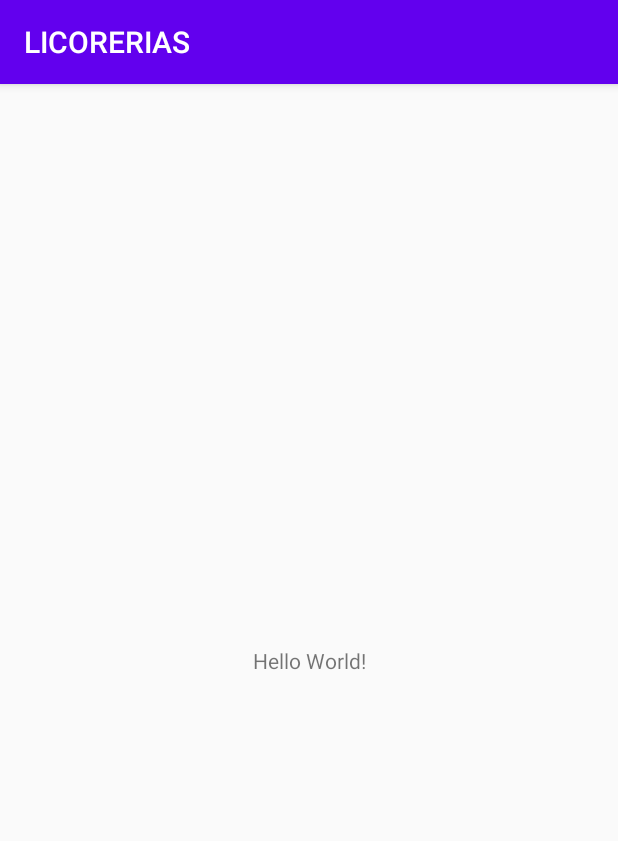
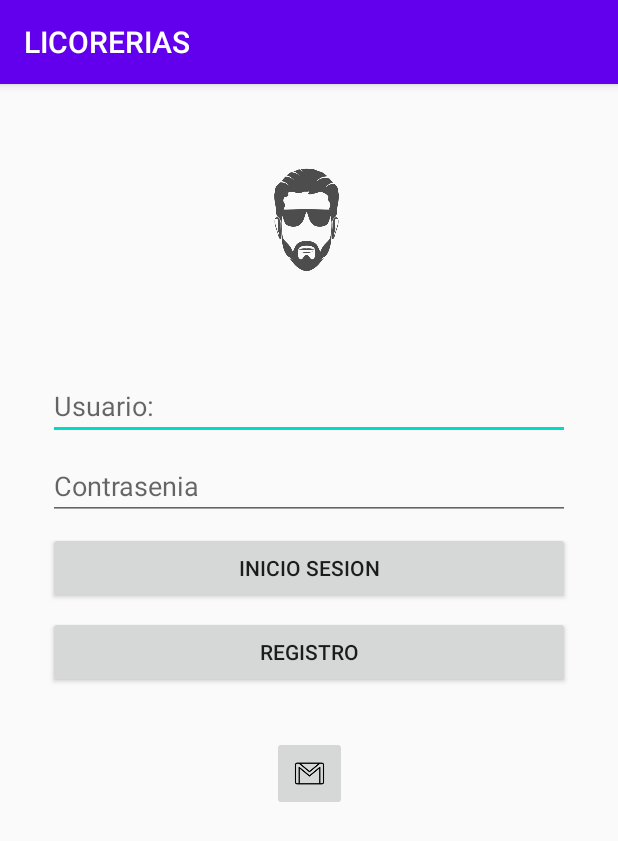
Before and after one commit to DannysCord/LICORERIAS, an Android app: the screen it shows after launch (MainActivity before the commit, Login after it), on a phone screen of 412 x 824 dp. Shown: the top 841 px of the screen. Run offline under Robolectric (Android 15) with nearby library versions, the phone set to English and light mode, and no system bars.

Commit message:
Tercera VERSION DEL REPOSITORIO DEL PROYECTO FINAL

```diff
--- a/app/src/main/AndroidManifest.xml
+++ b/app/src/main/AndroidManifest.xml
@@ -9,7 +9,7 @@
         android:roundIcon="@mipmap/ic_launcher_round"
         android:supportsRtl="true"
         android:theme="@style/AppTheme">
-        <activity android:name=".MainActivity">
+        <activity android:name=".Login">
             <intent-filter>
                 <action android:name="android.intent.action.MAIN" />
 
--- /dev/null
+++ b/app/src/main/java/com/example/licorerias/Login.java
@@ -0,0 +1,14 @@
+package com.example.licorerias;
+
+import androidx.appcompat.app.AppCompatActivity;
+
+import android.os.Bundle;
+
+public class Login extends AppCompatActivity {
+
+    @Override
+    protected void onCreate(Bundle savedInstanceState) {
+        super.onCreate(savedInstanceState);
+        setContentView(R.layout.activity_login);
+    }
+}
--- /dev/null
+++ b/app/src/main/res/layout/activity_login.xml
@@ -0,0 +1,99 @@
+<?xml version="1.0" encoding="utf-8"?>
+<androidx.constraintlayout.widget.ConstraintLayout xmlns:android="http://schemas.android.com/apk/res/android"
+    xmlns:app="http://schemas.android.com/apk/res-auto"
+    xmlns:tools="http://schemas.android.com/tools"
+    android:layout_width="match_parent"
+    android:layout_height="match_parent"
+    tools:context=".Login">
+
+    <ImageView
+        android:id="@+id/imageView"
+        android:layout_width="120dp"
+        android:layout_height="120dp"
+        android:layout_marginTop="32dp"
+        app:layout_constraintEnd_toEndOf="parent"
+        app:layout_constraintHorizontal_bias="0.498"
+        app:layout_constraintStart_toStartOf="parent"
+        app:layout_constraintTop_toTopOf="parent"
+        app:srcCompat="@drawable/Log" />
+
+    <EditText
+        android:id="@+id/txtUsuario"
+        android:layout_width="match_parent"
+        android:layout_height="wrap_content"
+        android:layout_marginStart="32dp"
+        android:layout_marginLeft="32dp"
+        android:layout_marginTop="40dp"
+        android:layout_marginEnd="32dp"
+        android:layout_marginRight="32dp"
+        android:ems="10"
+        android:hint="Usuario:"
+        android:inputType="textPersonName"
+        android:text="@string/Usuario"
+        app:layout_constraintEnd_toEndOf="parent"
+        app:layout_constraintStart_toStartOf="parent"
+        app:layout_constraintTop_toBottomOf="@+id/imageView" />
+
+    <EditText
+        android:id="@+id/txtPassword"
+        android:layout_width="match_parent"
+        android:layout_height="wrap_content"
+        android:layout_marginStart="32dp"
+        android:layout_marginLeft="32dp"
+        android:layout_marginTop="8dp"
+        android:layout_marginEnd="32dp"
+        android:layout_marginRight="32dp"
+        android:ems="10"
+        android:hint="Contrasenia"
+        android:inputType="textPassword"
+        android:text="@string/Password"
+        app:layout_constraintEnd_toEndOf="parent"
+        app:layout_constraintStart_toStartOf="parent"
+        app:layout_constraintTop_toBottomOf="@+id/txtUsuario" />
+
+    <Button
+        android:id="@+id/btnLogin"
+        android:layout_width="match_parent"
+        android:layout_height="wrap_content"
+        android:layout_marginStart="32dp"
+        android:layout_marginLeft="32dp"
+        android:layout_marginTop="8dp"
+        android:layout_marginEnd="32dp"
+        android:layout_marginRight="32dp"
+        android:text="@string/sesion"
+        app:layout_constraintEnd_toEndOf="parent"
+        app:layout_constraintStart_toStartOf="parent"
+        app:layout_constraintTop_toBottomOf="@+id/txtPassword" />
+
+    <Button
+        android:id="@+id/btnLogin2"
+        android:layout_width="match_parent"
+        android:layout_height="wrap_content"
+        android:layout_marginStart="32dp"
+        android:layout_marginLeft="32dp"
+        android:layout_marginTop="8dp"
+        android:layout_marginEnd="32dp"
+        android:layout_marginRight="32dp"
+        android:text="@string/Registrar"
+        app:layout_constraintEnd_toEndOf="parent"
+        app:layout_constraintHorizontal_bias="0.0"
+        app:layout_constraintStart_toStartOf="parent"
+        app:layout_constraintTop_toBottomOf="@+id/btnLogin" />
+
+    <ImageButton
+        android:id="@+id/imageButton4"
+        android:layout_width="50dp"
+        android:layout_height="50dp"
+        android:layout_marginStart="32dp"
+        android:layout_marginLeft="32dp"
+        android:layout_marginTop="32dp"
+        android:layout_marginEnd="32dp"
+        android:layout_marginRight="32dp"
+        android:scaleType="fitCenter"
+        app:layout_constraintEnd_toEndOf="parent"
+        app:layout_constraintHorizontal_bias="0.502"
+        app:layout_constraintStart_toStartOf="parent"
+        app:layout_constraintTop_toBottomOf="@+id/btnLogin2"
+        app:srcCompat="@drawable/gmail2" />
+
+</androidx.constraintlayout.widget.ConstraintLayout>
--- a/app/src/main/res/layout/activity_main.xml
+++ /dev/null
@@ -1,18 +0,0 @@
-<?xml version="1.0" encoding="utf-8"?>
-<androidx.constraintlayout.widget.ConstraintLayout xmlns:android="http://schemas.android.com/apk/res/android"
-    xmlns:app="http://schemas.android.com/apk/res-auto"
-    xmlns:tools="http://schemas.android.com/tools"
-    android:layout_width="match_parent"
-    android:layout_height="match_parent"
-    tools:context=".MainActivity">
-
-    <TextView
-        android:layout_width="wrap_content"
-        android:layout_height="wrap_content"
-        android:text="Hello World!"
-        app:layout_constraintBottom_toBottomOf="parent"
-        app:layout_constraintLeft_toLeftOf="parent"
-        app:layout_constraintRight_toRightOf="parent"
-        app:layout_constraintTop_toTopOf="parent" />
-
-</androidx.constraintlayout.widget.ConstraintLayout>
--- a/app/src/main/res/values/strings.xml
+++ b/app/src/main/res/values/strings.xml
@@ -1,3 +1,7 @@
 <resources>
     <string name="app_name">LICORERIAS</string>
+    <string name="Usuario"></string>
+    <string name="Password"></string>
+    <string name="Registrar">Registro</string>
+    <string name="sesion">Inicio Sesion</string>
 </resources>
```
Also changed, not shown: app/src/main/res/drawable-v24/Log.png (added), app/src/main/res/drawable-v24/gmail2.png (added), app/src/main/res/drawable-v24/unnamed.png (added), app/src/main/res/drawable/INGRESO LICORERIAS.png (deleted), app/src/main/res/drawable/LICORERIAS.png (deleted), app/src/main/res/drawable/MAPS.png (deleted), app/src/main/res/drawable/MENU.png (deleted), app/src/main/res/drawable/Screen 1.png (deleted).
